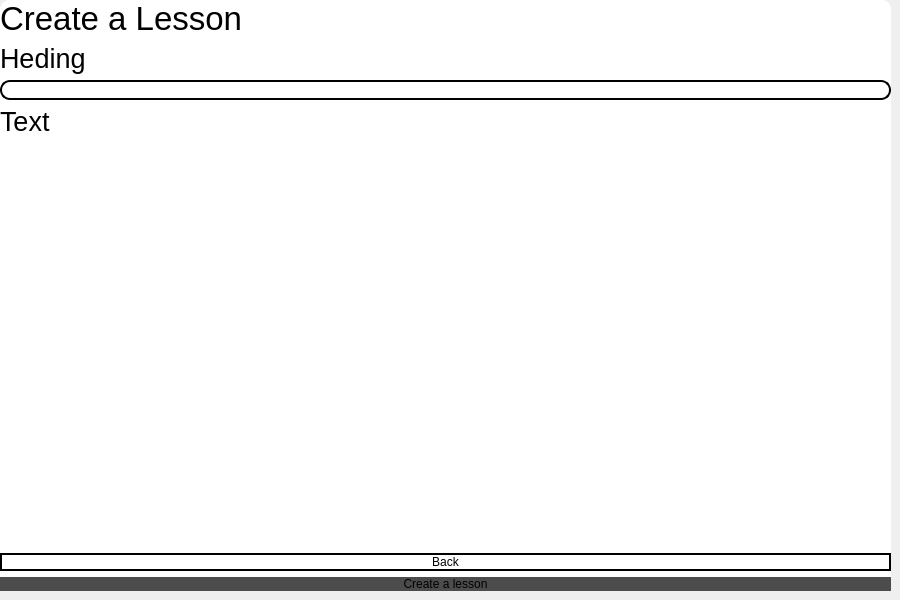
Qt form createlesson.ui (codingburgas/school-project-assignment-insight) before a commit.
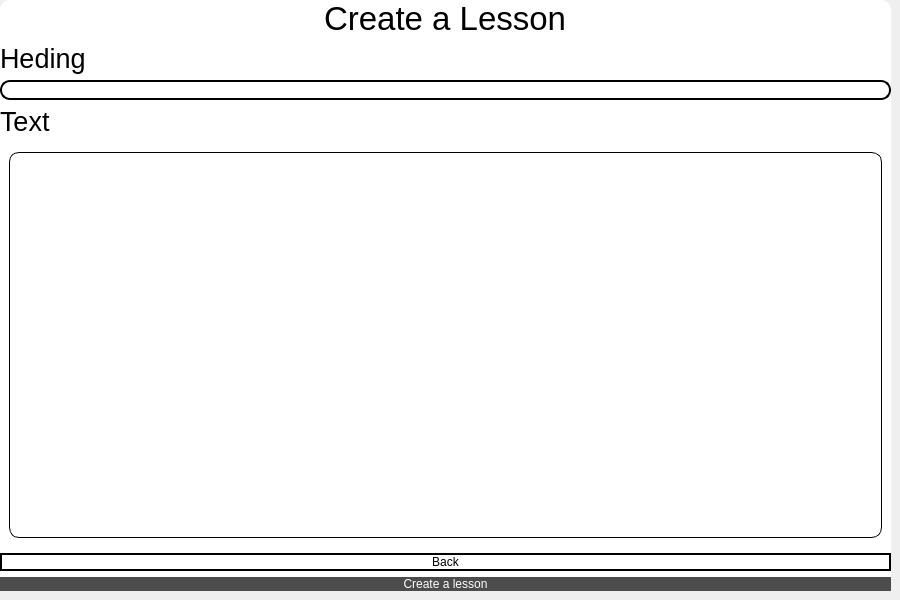
The same form after that commit.

Commit message: Store lesson in the database

What changed in the file:
```diff
--- a/createlesson.ui
+++ b/createlesson.ui
@@ -29,8 +29,8 @@
 }</string>
    </property>
    <layout class="QVBoxLayout" name="verticalLayout">
-    <item>
-     <widget class="QLabel" name="label">
+    <item alignment="Qt::AlignHCenter|Qt::AlignVCenter">
+     <widget class="QLabel" name="createLesson_LA">
       <property name="font">
        <font>
         <pointsize>25</pointsize>
@@ -98,22 +98,17 @@
          <height>363</height>
         </rect>
        </property>
-       <widget class="QFrame" name="frame">
-        <property name="geometry">
-         <rect>
-          <x>0</x>
-          <y>10</y>
-          <width>851</width>
-          <height>600</height>
-         </rect>
-        </property>
-        <property name="frameShape">
-         <enum>QFrame::StyledPanel</enum>
-        </property>
-        <property name="frameShadow">
-         <enum>QFrame::Raised</enum>
-        </property>
-       </widget>
+       <layout class="QVBoxLayout" name="verticalLayout_2">
+        <item>
+         <widget class="QPlainTextEdit" name="text_LE">
+          <property name="styleSheet">
+           <string notr="true">color:black;
+border:1px solid black;
+font: 12pt &quot;Segoe UI&quot;;</string>
+          </property>
+         </widget>
+        </item>
+       </layout>
       </widget>
      </widget>
     </item>
@@ -139,7 +134,8 @@
     <item>
      <widget class="QPushButton" name="createLesson_PB">
       <property name="styleSheet">
-       <string notr="true">background-color:#4D4C4C;</string>
+       <string notr="true">background-color:#4D4C4C;
+color:white;</string>
       </property>
       <property name="text">
        <string>Create a lesson</string>
```
Left out of the diff: 8 changed lines with no effect on the pictures. The commit also changes 5 other files.
